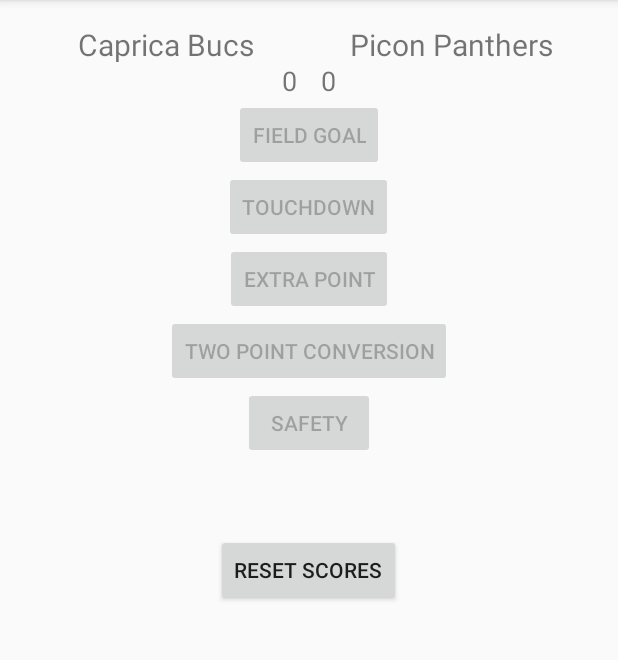
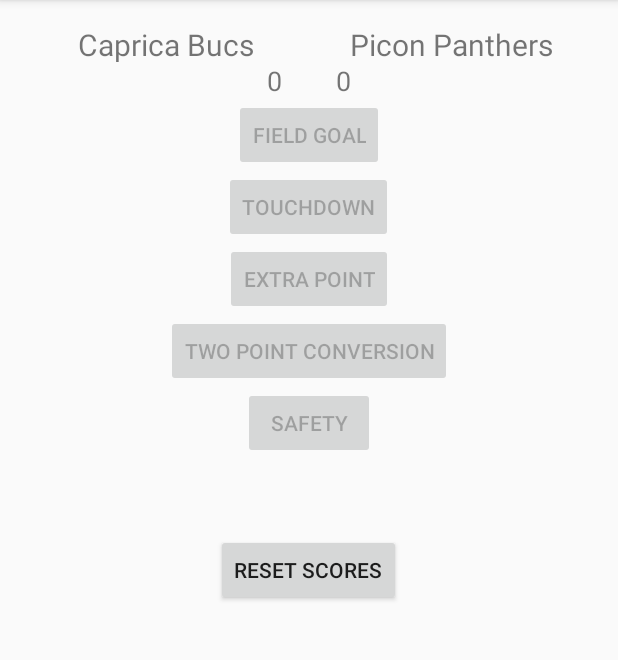
Before and after one commit to SPConrad/udacityAndroidProjectP2, an Android app: the screen it shows after launch (MainActivity), on a phone screen of 412 x 824 dp, the part 84-744 px from its top. Run offline under Robolectric (Android 15) with nearby library versions, the phone set to English and light mode, and no system bars.

Commit message:
Corrected size of score display
Removed commented out layout items

```diff
--- a/app/src/main/java/com/example/spconrad/udacityp2projectscorekeeper/MainActivity.java
+++ b/app/src/main/java/com/example/spconrad/udacityp2projectscorekeeper/MainActivity.java
@@ -31,7 +31,9 @@ public class MainActivity extends AppCompatActivity {
     @Override
     protected void onCreate(Bundle savedInstanceState) {
         super.onCreate(savedInstanceState);
+
         setContentView(R.layout.activity_main);
+
         ///the textViews are nested within linearLayouts, so we must first get
         ///those layouts and then search for the textViews
         ///intialize the layout views
@@ -56,14 +58,15 @@ public class MainActivity extends AppCompatActivity {
         ///bit easier to manage
         changeButtons(false);
         changeExtraPointButtons(false);
+
     }
 
     private void changeButtons(boolean changeTo){
         ///this enables or disables the main scoring options when a team is selected
         /// or after a team has finished a scoring run
         fieldGoalButton.setEnabled(changeTo);
+        safetyButton.setEnabled(changeTo);
         touchdownButton.setEnabled(changeTo);
-        safetyButton.setEnabled(changeTo);
     }
 
     private void changeResetButton(boolean changeTo){
@@ -79,6 +82,8 @@ public class MainActivity extends AppCompatActivity {
 
         ///give them the ability to enter a failed extra point attempt
         if (changeTo == true){
+            fieldGoalButton.setEnabled(changeTo);
+            safetyButton.setEnabled(changeTo);
             touchdownButton.setText("Failed Extra Point Attempt");
             touchdownButton.setTag("0");
         } else
--- a/app/src/main/res/layout/activity_main.xml
+++ b/app/src/main/res/layout/activity_main.xml
@@ -40,7 +40,7 @@
                 android:layout_width="wrap_content"
                 android:layout_height="wrap_content"
                 android:layout_gravity="end"
-                android:layout_marginRight="8dp"
+                android:layout_marginRight="18dp"
                 android:text="0"
                 android:textSize="18sp" />
         </LinearLayout>
@@ -65,51 +65,10 @@
                 android:id="@+id/team_1_score"
                 android:layout_width="wrap_content"
                 android:layout_height="wrap_content"
-                android:layout_marginLeft="8dp"
+                android:layout_marginLeft="18dp"
                 android:gravity="left"
                 android:text="0"
                 android:textSize="18sp" />
-
-            <!--<Button
-                android:layout_width="wrap_content"
-                android:layout_height="wrap_content"
-                android:layout_gravity="center_horizontal"
-                android:onClick="gotFieldGoal"
-                android:tag="1"
-                android:text="Field Goal" />
-
-            <Button
-                android:layout_width="wrap_content"
-                android:layout_height="wrap_content"
-                android:layout_gravity="center_horizontal"
-                android:onClick="gotTouchdown"
-                android:tag="1"
-                android:text="Touchdown" />
-
-
-            <Button
-                android:layout_width="wrap_content"
-                android:layout_height="wrap_content"
-                android:layout_gravity="center_horizontal"
-                android:onClick="gotExtraPoint"
-                android:tag="1"
-                android:text="Extra Point" />
-
-            <Button
-                android:layout_width="wrap_content"
-                android:layout_height="wrap_content"
-                android:layout_gravity="center_horizontal"
-                android:onClick="gotTwoPointConversion"
-                android:tag="1"
-                android:text="Two Point Conversion" />
-
-            <Button
-                android:layout_width="wrap_content"
-                android:layout_height="wrap_content"
-                android:layout_gravity="center_horizontal"
-                android:onClick="causedSafety"
-                android:tag="1"
-                android:text="Safety" />/>-->
         </LinearLayout>
     </LinearLayout>
 
```
Also changed, not shown: 1 other file.
